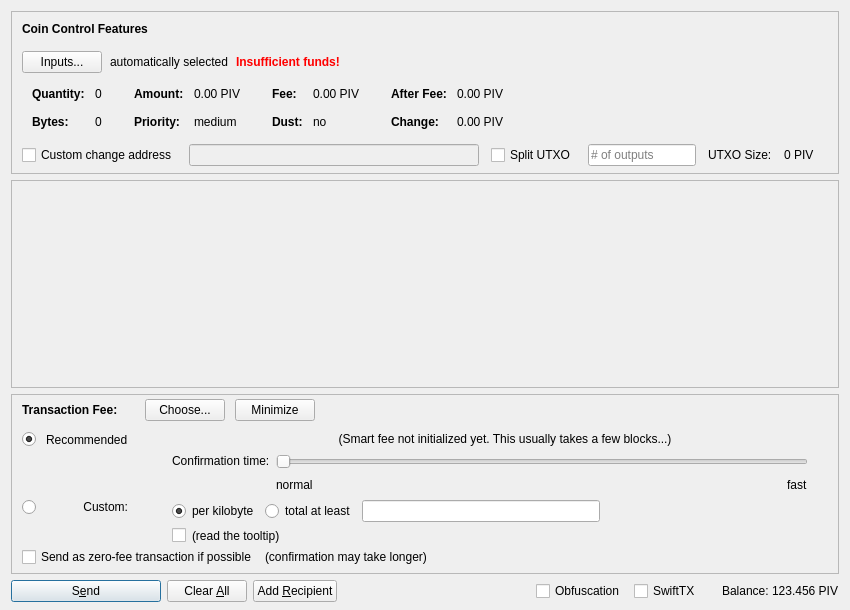
First picture: the form in src/qt/forms/sendcoinsdialog.ui, repository CryptoCoderz/Azzure, before the edit.
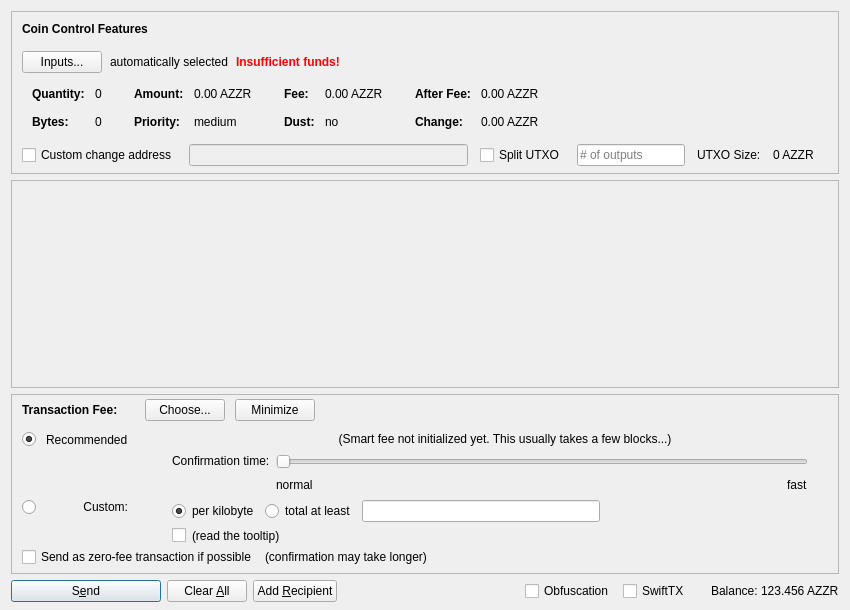
Second picture: the form after the edit. Icons and pictures are not drawn. Custom widgets are drawn as their Qt base class.

Diff of the .ui file:
```diff
--- a/src/qt/forms/sendcoinsdialog.ui
+++ b/src/qt/forms/sendcoinsdialog.ui
@@ -324,7 +324,7 @@
                   <enum>Qt::ActionsContextMenu</enum>
                  </property>
                  <property name="text">
-                  <string notr="true">0.00 PIV</string>
+                  <string notr="true">0.00 AZZR</string>
                  </property>
                  <property name="textInteractionFlags">
                   <set>Qt::LinksAccessibleByMouse|Qt::TextSelectableByKeyboard|Qt::TextSelectableByMouse</set>
@@ -404,7 +404,7 @@
                   <enum>Qt::ActionsContextMenu</enum>
                  </property>
                  <property name="text">
-                  <string notr="true">0.00 PIV</string>
+                  <string notr="true">0.00 AZZR</string>
                  </property>
                  <property name="textInteractionFlags">
                   <set>Qt::LinksAccessibleByMouse|Qt::TextSelectableByKeyboard|Qt::TextSelectableByMouse</set>
@@ -484,7 +484,7 @@
                   <enum>Qt::ActionsContextMenu</enum>
                  </property>
                  <property name="text">
-                  <string notr="true">0.00 PIV</string>
+                  <string notr="true">0.00 AZZR</string>
                  </property>
                  <property name="textInteractionFlags">
                   <set>Qt::LinksAccessibleByMouse|Qt::TextSelectableByKeyboard|Qt::TextSelectableByMouse</set>
@@ -513,7 +513,7 @@
                   <enum>Qt::ActionsContextMenu</enum>
                  </property>
                  <property name="text">
-                  <string notr="true">0.00 PIV</string>
+                  <string notr="true">0.00 AZZR</string>
                  </property>
                  <property name="textInteractionFlags">
                   <set>Qt::LinksAccessibleByMouse|Qt::TextSelectableByKeyboard|Qt::TextSelectableByMouse</set>
@@ -594,7 +594,7 @@
           <item>
            <widget class="QLabel" name="labelBlockSize">
             <property name="text">
-             <string>0 PIV</string>
+             <string>0 AZZR</string>
             </property>
            </widget>
           </item>
@@ -1435,7 +1435,7 @@
           <cursorShape>IBeamCursor</cursorShape>
          </property>
          <property name="text">
-          <string notr="true">123.456 PIV</string>
+          <string notr="true">123.456 AZZR</string>
          </property>
          <property name="textInteractionFlags">
           <set>Qt::LinksAccessibleByMouse|Qt::TextSelectableByKeyboard|Qt::TextSelectableByMouse</set>
```
Left out of the diff: 4 changed lines with no effect on the pictures.
